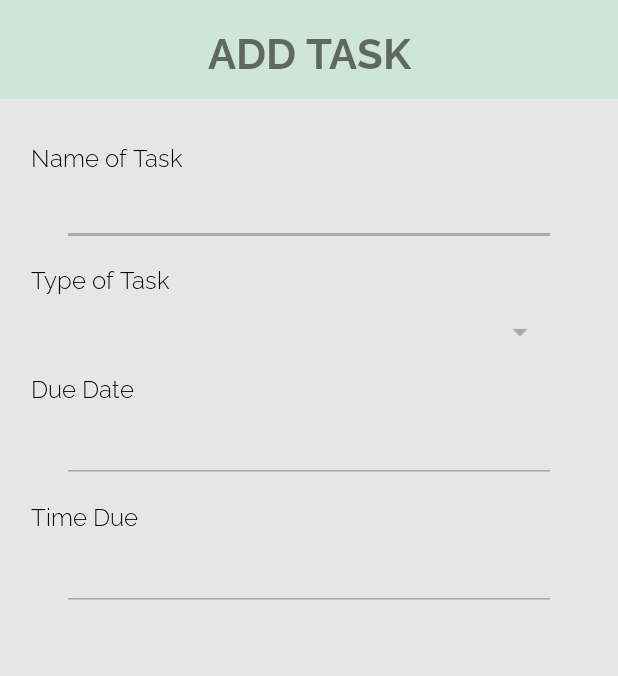
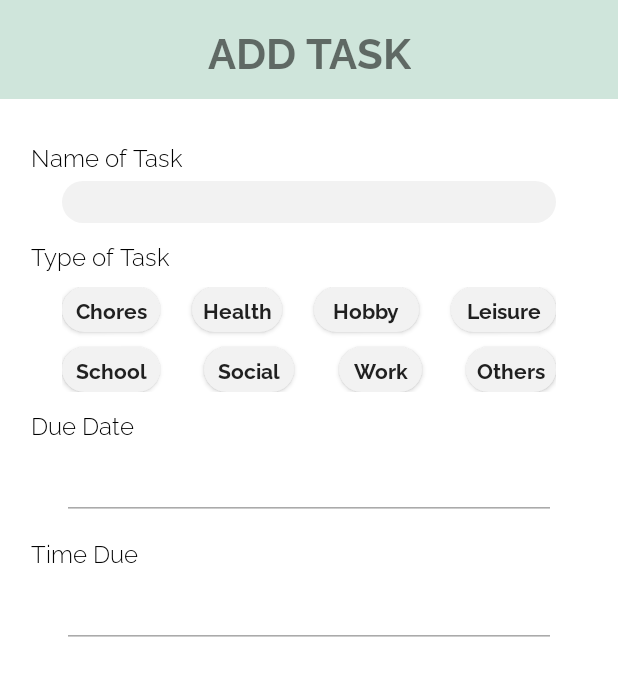
Before and after one commit to francheska-vicente/mobdeve-pokeplan, an Android app: the layout activity_add_task.xml on its own in the app's theme, with its tools: preview values and no code run, on a phone screen of 412 x 824 dp. Shown: the top 676 px of the screen. Run offline under Robolectric (Android 15) with nearby library versions, the phone set to English and light mode, and no system bars.

Commit message:
add task

```diff
--- a/pokeplan/app/src/main/java/com/mobdeve/s11/pokeplan/AddTaskActivity.java
+++ b/pokeplan/app/src/main/java/com/mobdeve/s11/pokeplan/AddTaskActivity.java
@@ -30,11 +30,11 @@ public class AddTaskActivity extends AppCompatActivity {
     }
 
     private void initType () {
-        Spinner spinner = (Spinner) findViewById(R.id.sp_add_task_type);
-        ArrayAdapter<CharSequence> adapter = ArrayAdapter.createFromResource(this,
-                R.array.add_task_type_array, android.R.layout.simple_spinner_item);
-        adapter.setDropDownViewResource(R.layout.template_spinner);
-        spinner.setAdapter(adapter);
+//        Spinner spinner = (Spinner) findViewById(R.id.sp_add_task_type);
+//        ArrayAdapter<CharSequence> adapter = ArrayAdapter.createFromResource(this,
+//                R.array.add_task_type_array, android.R.layout.simple_spinner_item);
+//        adapter.setDropDownViewResource(R.layout.template_spinner);
+//        spinner.setAdapter(adapter);
     }
 
     private void initDeadline () {
--- a/pokeplan/app/src/main/res/layout/activity_add_task.xml
+++ b/pokeplan/app/src/main/res/layout/activity_add_task.xml
@@ -4,7 +4,7 @@
     xmlns:tools="http://schemas.android.com/tools"
     android:layout_width="match_parent"
     android:layout_height="match_parent"
-    android:background="@color/light_gray"
+    android:background="@color/white"
     tools:context=".AddTaskActivity">
 
     <androidx.constraintlayout.widget.ConstraintLayout
@@ -82,29 +82,15 @@
         android:layout_width="0dp"
         android:layout_height="wrap_content"
         android:layout_marginTop="5dp"
-        android:backgroundTint="@android:color/darker_gray"
+        android:background="@drawable/rounded_rectangle"
+        android:backgroundTint="@color/lighter_gray"
         android:ems="10"
         android:fontFamily="@font/raleway_semibold"
         android:inputType="textPersonName"
-        android:textSize="16sp"
+        android:textSize="20sp"
         app:layout_constraintEnd_toStartOf="@+id/gl_add_task_ver90p"
         app:layout_constraintStart_toStartOf="@+id/gl_add_task_ver10p"
         app:layout_constraintTop_toBottomOf="@+id/tv_add_task_label_name" />
-
-    <Spinner
-        android:id="@+id/sp_add_task_type"
-        android:layout_width="0dp"
-        android:layout_height="30sp"
-        android:layout_marginTop="10dp"
-        android:backgroundTint="@android:color/darker_gray"
-        android:clickable="true"
-        android:padding="5dp"
-        android:scrollbarSize="20sp"
-        android:spinnerMode="dropdown"
-        app:layout_constraintEnd_toStartOf="@+id/gl_add_task_ver90p"
-        app:layout_constraintHorizontal_bias="0.0"
-        app:layout_constraintStart_toStartOf="@+id/gl_add_task_ver10p"
-        app:layout_constraintTop_toBottomOf="@+id/tv_add_task_label_type" />
 
     <androidx.constraintlayout.widget.Guideline
         android:id="@+id/gl_add_task_hor10p"
@@ -142,7 +128,7 @@
         android:textColor="#000000"
         android:textSize="16sp"
         app:layout_constraintStart_toStartOf="@+id/gl_add_task_ver5p"
-        app:layout_constraintTop_toBottomOf="@+id/sp_add_task_type"></TextView>
+        app:layout_constraintTop_toBottomOf="@+id/constraintLayout"></TextView>
 
     <EditText
         android:id="@+id/et_add_task_due_date"
@@ -184,5 +170,127 @@
         app:layout_constraintStart_toStartOf="@+id/gl_add_task_ver10p"
         app:layout_constraintTop_toBottomOf="@+id/tv_add_task_label_due_time" />
 
+    <androidx.constraintlayout.widget.ConstraintLayout
+        android:id="@+id/constraintLayout"
+        android:layout_width="0dp"
+        android:layout_height="wrap_content"
+        android:layout_marginTop="10dp"
+        app:layout_constraintEnd_toStartOf="@+id/gl_add_task_ver90p"
+        app:layout_constraintHorizontal_bias="0.0"
+        app:layout_constraintStart_toStartOf="@+id/gl_add_task_ver10p"
+        app:layout_constraintTop_toBottomOf="@+id/tv_add_task_label_type">
+
+        <Button
+            android:id="@+id/button"
+            android:layout_width="wrap_content"
+            android:layout_height="30dp"
+            android:background="@drawable/rounded_rectangle"
+            android:backgroundTint="@color/lighter_gray"
+            android:fontFamily="@font/raleway_bold"
+            android:minWidth="65dp"
+            android:text="@string/task_category_chores"
+            android:textAllCaps="false"
+            android:textSize="14sp"
+            app:layout_constraintStart_toStartOf="parent"
+            app:layout_constraintTop_toTopOf="parent" />
+
+        <Button
+            android:id="@+id/button2"
+            android:layout_width="wrap_content"
+            android:layout_height="30dp"
+            android:background="@drawable/rounded_rectangle"
+            android:backgroundTint="@color/lighter_gray"
+            android:fontFamily="@font/raleway_bold"
+            android:minWidth="60dp"
+            android:text="@string/task_category_health"
+            android:textAllCaps="false"
+            app:layout_constraintEnd_toStartOf="@+id/button4"
+            app:layout_constraintStart_toEndOf="@+id/button"
+            app:layout_constraintTop_toTopOf="parent" />
+
+        <Button
+            android:id="@+id/button3"
+            android:layout_width="wrap_content"
+            android:layout_height="30dp"
+            android:background="@drawable/rounded_rectangle"
+            android:backgroundTint="@color/lighter_gray"
+            android:fontFamily="@font/raleway_bold"
+            android:minWidth="60dp"
+            android:text="@string/task_category_social"
+            android:textAllCaps="false"
+            app:layout_constraintBottom_toBottomOf="parent"
+            app:layout_constraintEnd_toStartOf="@+id/button6"
+            app:layout_constraintStart_toEndOf="@+id/button7" />
+
+        <Button
+            android:id="@+id/button4"
+            android:layout_width="wrap_content"
+            android:layout_height="30dp"
+            android:background="@drawable/rounded_rectangle"
+            android:backgroundTint="@color/lighter_gray"
+            android:fontFamily="@font/raleway_bold"
+            android:minWidth="70dp"
+            android:text="@string/task_category_hobby"
+            android:textAllCaps="false"
+            app:layout_constraintEnd_toStartOf="@+id/button5"
+            app:layout_constraintStart_toEndOf="@+id/button2"
+            app:layout_constraintTop_toTopOf="parent" />
+
+        <Button
+            android:id="@+id/button5"
+            android:layout_width="wrap_content"
+            android:layout_height="30dp"
+            android:background="@drawable/rounded_rectangle"
+            android:backgroundTint="@color/lighter_gray"
+            android:fontFamily="@font/raleway_bold"
+            android:minWidth="70dp"
+            android:text="@string/task_category_leisure"
+            android:textAllCaps="false"
+            app:layout_constraintEnd_toEndOf="parent"
+            app:layout_constraintTop_toTopOf="parent" />
+
+        <Button
+            android:id="@+id/button6"
+            android:layout_width="wrap_content"
+            android:layout_height="30dp"
+            android:background="@drawable/rounded_rectangle"
+            android:backgroundTint="@color/lighter_gray"
+            android:fontFamily="@font/raleway_bold"
+            android:minWidth="55dp"
+            android:text="@string/task_category_work"
+            android:textAllCaps="false"
+            app:layout_constraintBottom_toBottomOf="parent"
+            app:layout_constraintEnd_toStartOf="@+id/button8"
+            app:layout_constraintStart_toEndOf="@+id/button3" />
+
+        <Button
+            android:id="@+id/button7"
+            android:layout_width="wrap_content"
+            android:layout_height="30dp"
+            android:layout_marginTop="10dp"
+            android:background="@drawable/rounded_rectangle"
+            android:backgroundTint="@color/lighter_gray"
+            android:fontFamily="@font/raleway_bold"
+            android:minWidth="65dp"
+            android:text="@string/task_category_school"
+            android:textAllCaps="false"
+            app:layout_constraintBottom_toBottomOf="parent"
+            app:layout_constraintStart_toStartOf="parent"
+            app:layout_constraintTop_toBottomOf="@+id/button" />
+
+        <Button
+            android:id="@+id/button8"
+            android:layout_width="wrap_content"
+            android:layout_height="30dp"
+            android:background="@drawable/rounded_rectangle"
+            android:backgroundTint="@color/lighter_gray"
+            android:fontFamily="@font/raleway_bold"
+            android:minWidth="60dp"
+            android:text="@string/task_category_others"
+            android:textAllCaps="false"
+            app:layout_constraintBottom_toBottomOf="parent"
+            app:layout_constraintEnd_toEndOf="parent" />
+    </androidx.constraintlayout.widget.ConstraintLayout>
+
 
 </androidx.constraintlayout.widget.ConstraintLayout>
--- a/pokeplan/app/src/main/res/values/strings.xml
+++ b/pokeplan/app/src/main/res/values/strings.xml
@@ -63,6 +63,15 @@
     <string name="add_task_priority">Priority</string>
     <string name="add_task_notes">Notes</string>
 
+    <string name="task_category_school">School</string>
+    <string name="task_category_work">Work</string>
+    <string name="task_category_hobby">Hobby</string>
+    <string name="task_category_leisure">Leisure</string>
+    <string name="task_category_chores">Chores</string>
+    <string name="task_category_health">Health</string>
+    <string name="task_category_social">Social</string>
+    <string name="task_category_others">Others</string>
+
     <string-array name="add_task_type_array">
             <item>Chores</item>
             <item>Health</item>
```
